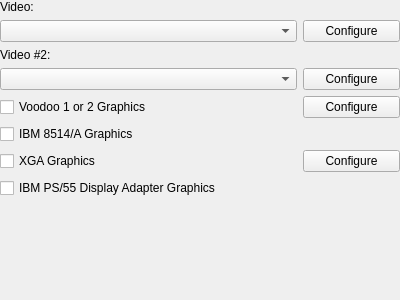
Old version of the form src/qt/qt_settingsdisplay.ui in the repository 86Box/86Box.
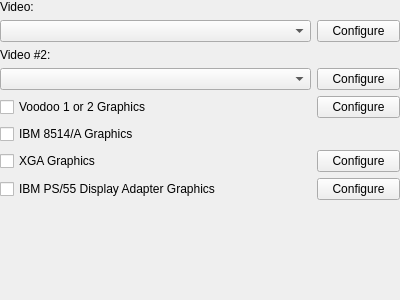
New version of the form.

```diff
--- a/src/qt/qt_settingsdisplay.ui
+++ b/src/qt/qt_settingsdisplay.ui
@@ -113,13 +113,20 @@
      </property>
     </widget>
    </item>
-   <item row="7" column="0" colspan="2">
+   <item row="7" column="0">
     <widget class="QCheckBox" name="checkBoxDa2">
      <property name="text">
       <string>IBM PS/55 Display Adapter Graphics</string>
      </property>
     </widget>
    </item>
+   <item row="7" column="2">
+    <widget class="QPushButton" name="pushButtonConfigureDa2">
+     <property name="text">
+      <string>Configure</string>
+     </property>
+    </widget>
+   </item>
    <item row="3" column="2">
     <widget class="QPushButton" name="pushButtonConfigureSecondary">
      <property name="text">
```
